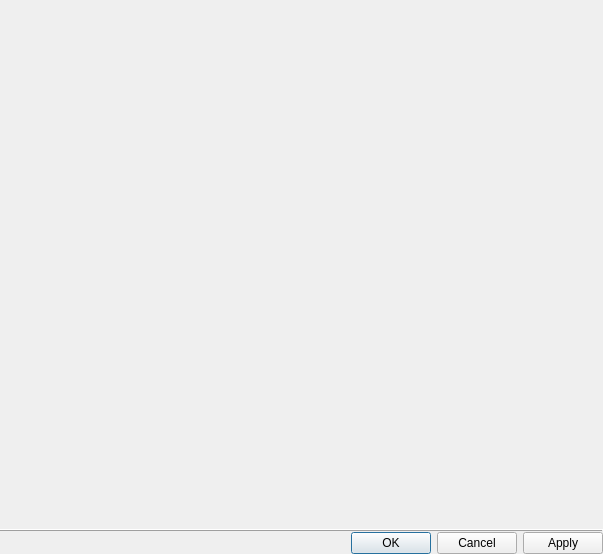
This is client/src/ui/dialogs/system_administration_dialog.ui in networkoptix/nx_open as Qt 5 draws it before an edit. The edited form follows.
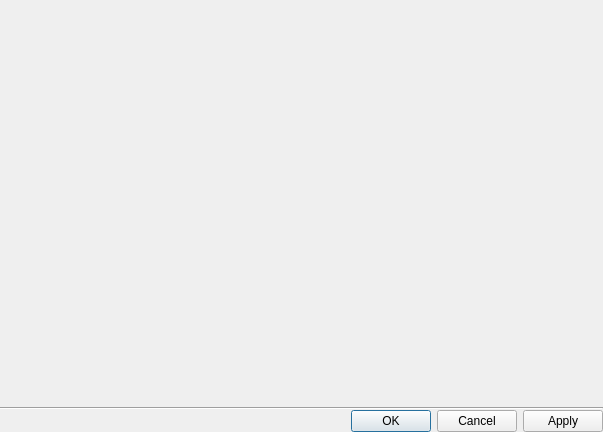
This is the edited form.

Diff of the .ui file:
```diff
--- a/client/src/ui/dialogs/system_administration_dialog.ui
+++ b/client/src/ui/dialogs/system_administration_dialog.ui
@@ -7,7 +7,7 @@
     <x>0</x>
     <y>0</y>
     <width>603</width>
-    <height>554</height>
+    <height>432</height>
    </rect>
   </property>
   <property name="windowTitle">
@@ -40,12 +40,9 @@
     </widget>
    </item>
    <item>
-    <widget class="QFrame" name="frame">
-     <property name="frameShape">
-      <enum>QFrame::HLine</enum>
-     </property>
-     <property name="frameShadow">
-      <enum>QFrame::Raised</enum>
+    <widget class="Line" name="line">
+     <property name="orientation">
+      <enum>Qt::Horizontal</enum>
      </property>
     </widget>
    </item>
```
